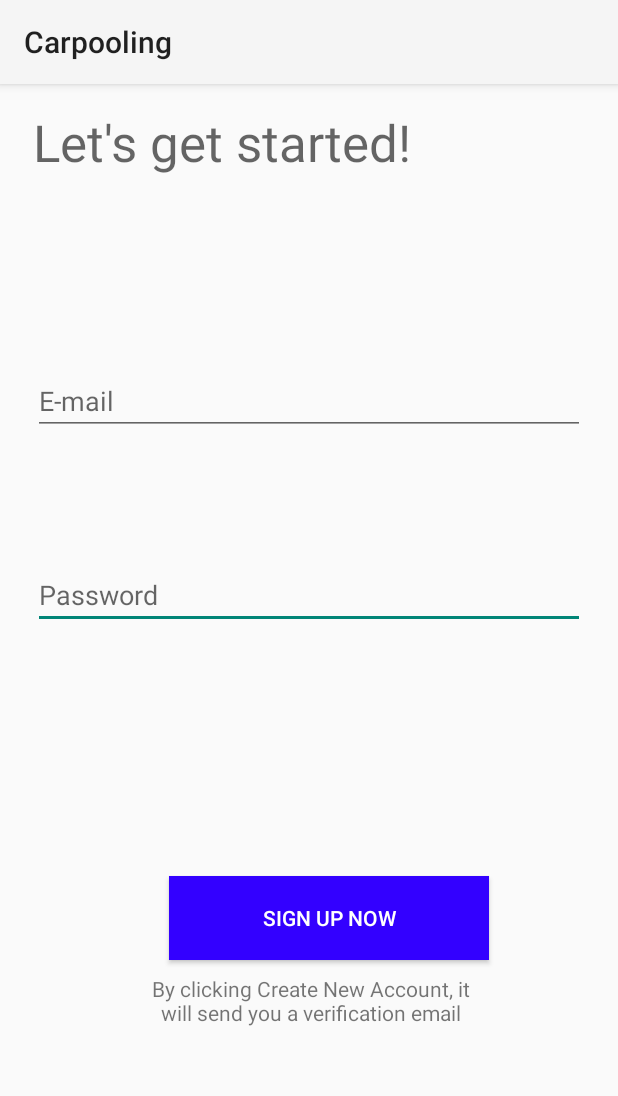
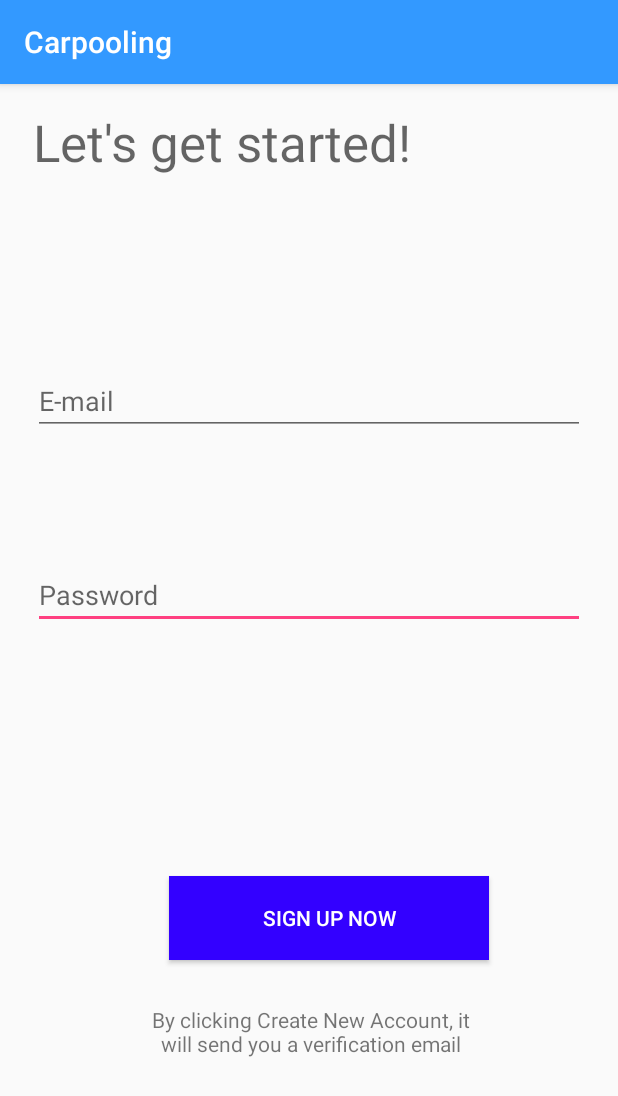
Before and after one commit to tommasotriggiano/CarpoolingProj, an Android app: the RegistrationActivity screen opened directly, with no data from a screen before it, on a phone screen of 412 x 824 dp. Shown: the top 1096 px of the screen. Run offline under Robolectric (Android 15) with nearby library versions, the phone set to English and light mode, and no system bars; our stand-ins replace Firebase (no records; nobody signed in at launch, a user with empty details on screens opened directly).

Commit message:
Miglioramento del layout registration page e login page

```diff
--- a/app/src/main/res/layout/activity_registration.xml
+++ b/app/src/main/res/layout/activity_registration.xml
@@ -65,11 +65,11 @@
     <TextView
         android:id="@+id/Messaggio"
         android:layout_width="215dp"
-        android:layout_height="40dp"
-        android:layout_marginBottom="137dp"
+        android:layout_height="48dp"
+        android:layout_marginBottom="112dp"
         android:layout_marginEnd="84dp"
         android:layout_marginStart="85dp"
-        android:layout_marginTop="7dp"
+        android:layout_marginTop="24dp"
         android:gravity="center"
         android:text="@string/Messaggio"
         app:layout_constraintBottom_toBottomOf="parent"
--- a/app/src/main/res/values/strings.xml
+++ b/app/src/main/res/values/strings.xml
@@ -16,6 +16,8 @@
     <string name="Login">Are you registered yet?</string>
     <string name="Register2">Sign up now</string>
     <string name="Messaggio">By clicking "Create New Account", it will send you a verification email</string>
+    <string name="date_button_set"></string>
+    <string name="date_selected"></string>
 
 
 
```
Also changed, not shown: app/src/main/res/values-v21/styles.xml (added, +8 -0 lines), app/src/main/res/values/styles.xml (added, +32 -0 lines), 1 other file.
